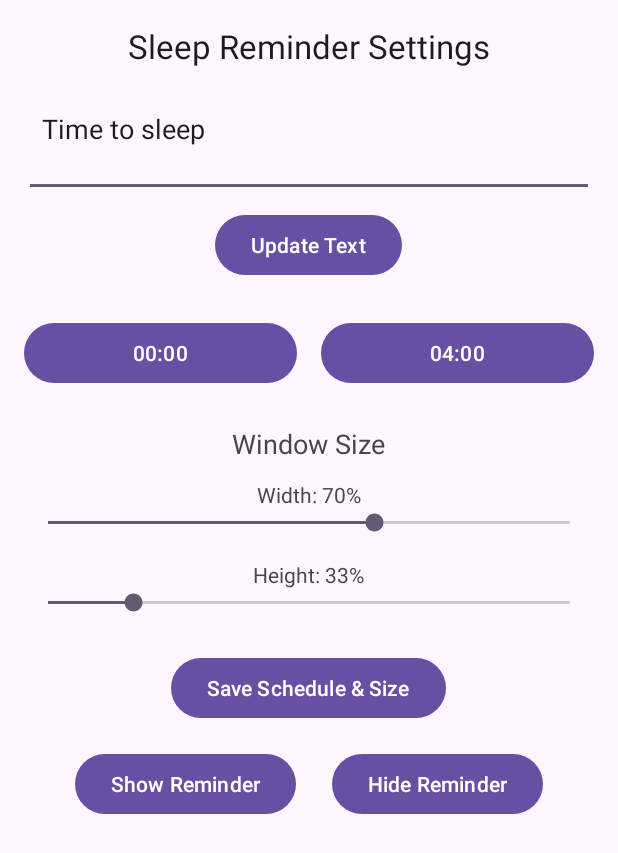
After one commit to Mihaii2/App_Blocker, an Android app: the SleepReminderSettingsActivity screen opened directly, with no data from a screen before it, on a phone screen of 412 x 824 dp. The commit adds this screen. Shown: the top 853 px of the screen. Run offline under Robolectric (Android 15) with nearby library versions, the phone set to English and light mode, and no system bars.

Commit message:
Added sleep timer

```diff
--- a/app/src/main/java/com/example/app_blocker/MainActivity.kt
+++ b/app/src/main/java/com/example/app_blocker/MainActivity.kt
@@ -100,6 +100,10 @@ class MainActivity : AppCompatActivity(), CountdownDialogFragment.CountdownDialo
             startActivity(Intent(this, HistoryActivity::class.java))
         }
 
+        findViewById<Button>(R.id.sleepReminderSettingsButton).setOnClickListener {
+            startActivity(Intent(this, SleepReminderSettingsActivity::class.java))
+        }
+
         requestIgnoreBatteryOptimizations()
         checkOverlayPermission()
         scheduleMidnightReset()
--- /dev/null
+++ b/app/src/main/java/com/example/app_blocker/SleepReminderSettingsActivity.kt
@@ -0,0 +1,232 @@
+package com.example.app_blocker
+
+import android.app.TimePickerDialog
+import android.content.Context
+import android.content.Intent
+import android.content.SharedPreferences
+import android.os.Bundle
+import android.widget.Button
+import android.widget.EditText
+import android.widget.SeekBar
+import android.widget.TextView
+import android.widget.Toast
+import androidx.appcompat.app.AppCompatActivity
+import java.util.Locale
+import kotlin.math.roundToInt
+
+class SleepReminderSettingsActivity : AppCompatActivity(), CountdownDialogFragment.CountdownDialogListener {
+
+    private lateinit var sharedPreferences: SharedPreferences
+
+    private lateinit var reminderTextInput: EditText
+    private lateinit var updateTextButton: Button
+    private lateinit var startTimeButton: Button
+    private lateinit var endTimeButton: Button
+    private lateinit var widthSeekBar: SeekBar
+    private lateinit var heightSeekBar: SeekBar
+    private lateinit var widthValueLabel: TextView
+    private lateinit var heightValueLabel: TextView
+    private lateinit var saveButton: Button
+    private lateinit var showButton: Button
+    private lateinit var hideButton: Button
+
+    private var startMinutes: Int = SleepReminderService.DEFAULT_START_MINUTES
+    private var endMinutes: Int = SleepReminderService.DEFAULT_END_MINUTES
+    private var widthFraction: Float = SleepReminderService.DEFAULT_WIDTH_FRACTION
+    private var heightFraction: Float = SleepReminderService.DEFAULT_HEIGHT_FRACTION
+
+    private var pendingSaveCountdown = false
+
+    override fun onCreate(savedInstanceState: Bundle?) {
+        super.onCreate(savedInstanceState)
+        setContentView(R.layout.activity_sleep_reminder_settings)
+
+        sharedPreferences = getSharedPreferences("AppBlockerPrefs", Context.MODE_PRIVATE)
+
+        pendingSaveCountdown = savedInstanceState?.getBoolean(STATE_PENDING_SAVE) ?: false
+
+        reminderTextInput = findViewById(R.id.sleepReminderTextInput)
+        updateTextButton = findViewById(R.id.updateSleepReminderTextButton)
+        startTimeButton = findViewById(R.id.startTimeButton)
+        endTimeButton = findViewById(R.id.endTimeButton)
+        widthSeekBar = findViewById(R.id.widthSeekBar)
+        heightSeekBar = findViewById(R.id.heightSeekBar)
+        widthValueLabel = findViewById(R.id.widthValueLabel)
+        heightValueLabel = findViewById(R.id.heightValueLabel)
+        saveButton = findViewById(R.id.saveSleepReminderButton)
+        showButton = findViewById(R.id.showSleepReminderButton)
+        hideButton = findViewById(R.id.hideSleepReminderButton)
+
+        loadCurrentValues()
+        bindInteractions()
+
+        if (supportFragmentManager.findFragmentByTag(SAVE_DIALOG_TAG) != null) {
+            pendingSaveCountdown = true
+        }
+    }
+
+    override fun onSaveInstanceState(outState: Bundle) {
+        super.onSaveInstanceState(outState)
+        outState.putBoolean(STATE_PENDING_SAVE, pendingSaveCountdown)
+    }
+
+    private fun loadCurrentValues() {
+        val text = sharedPreferences.getString(SleepReminderService.KEY_TEXT, SleepReminderService.DEFAULT_TEXT)
+            ?: SleepReminderService.DEFAULT_TEXT
+        reminderTextInput.setText(text)
+
+        startMinutes = sharedPreferences.getInt(
+            SleepReminderService.KEY_START_MINUTES,
+            SleepReminderService.DEFAULT_START_MINUTES
+        )
+        endMinutes = sharedPreferences.getInt(
+            SleepReminderService.KEY_END_MINUTES,
+            SleepReminderService.DEFAULT_END_MINUTES
+        )
+        widthFraction = sharedPreferences.getFloat(
+            SleepReminderService.KEY_WIDTH_FRACTION,
+            SleepReminderService.DEFAULT_WIDTH_FRACTION
+        )
+        heightFraction = sharedPreferences.getFloat(
+            SleepReminderService.KEY_HEIGHT_FRACTION,
+            SleepReminderService.DEFAULT_HEIGHT_FRACTION
+        )
+
+        startTimeButton.text = formatMinutes(startMinutes)
+        endTimeButton.text = formatMinutes(endMinutes)
+
+        widthSeekBar.progress = (widthFraction * 100).roundToInt()
+        heightSeekBar.progress = (heightFraction * 100).roundToInt()
+        updateSizeLabels()
+    }
+
+    private fun bindInteractions() {
+        updateTextButton.setOnClickListener {
+            val changed = saveReminderText()
+            if (changed) {
+                Toast.makeText(this, R.string.sleep_reminder_text_saved_toast, Toast.LENGTH_SHORT).show()
+                SleepReminderService.requestRefresh(this)
+            }
+        }
+
+        startTimeButton.setOnClickListener {
+            openTimePicker(startMinutes) { minutes ->
+                startMinutes = minutes
+                startTimeButton.text = formatMinutes(minutes)
+            }
+        }
+
+        endTimeButton.setOnClickListener {
+            openTimePicker(endMinutes) { minutes ->
+                endMinutes = minutes
+                endTimeButton.text = formatMinutes(minutes)
+            }
+        }
+
+        widthSeekBar.setOnSeekBarChangeListener(object : SeekBar.OnSeekBarChangeListener {
+            override fun onProgressChanged(seekBar: SeekBar?, progress: Int, fromUser: Boolean) {
+                val coerced = progress.coerceIn(20, 100)
+                widthFraction = coerced / 100f
+                if (coerced != progress) {
+                    widthSeekBar.progress = coerced
+                }
+                updateSizeLabels()
+            }
+
+            override fun onStartTrackingTouch(seekBar: SeekBar?) {}
+
+            override fun onStopTrackingTouch(seekBar: SeekBar?) {}
+        })
+
+        heightSeekBar.setOnSeekBarChangeListener(object : SeekBar.OnSeekBarChangeListener {
+            override fun onProgressChanged(seekBar: SeekBar?, progress: Int, fromUser: Boolean) {
+                val coerced = progress.coerceIn(20, 100)
+                heightFraction = coerced / 100f
+                if (coerced != progress) {
+                    heightSeekBar.progress = coerced
+                }
+                updateSizeLabels()
+            }
+
+            override fun onStartTrackingTouch(seekBar: SeekBar?) {}
+
+            override fun onStopTrackingTouch(seekBar: SeekBar?) {}
+        })
+
+        saveButton.setOnClickListener {
+            pendingSaveCountdown = true
+            val dialog = CountdownDialogFragment.newInstance(
+                getString(R.string.sleep_reminder_save_countdown_message),
+                getString(R.string.sleep_reminder_save_button)
+            )
+            dialog.show(supportFragmentManager, SAVE_DIALOG_TAG)
+        }
+
+        showButton.setOnClickListener {
+            SleepReminderService.requestRefresh(this)
+        }
+
+        hideButton.setOnClickListener {
+            stopService(Intent(this, SleepReminderService::class.java))
+        }
+    }
+
+    private fun saveReminderText(): Boolean {
+        val newText = reminderTextInput.text.toString().ifBlank { SleepReminderService.DEFAULT_TEXT }
+        val currentText = sharedPreferences.getString(SleepReminderService.KEY_TEXT, SleepReminderService.DEFAULT_TEXT)
+        if (currentText == newText) {
+            return false
+        }
+        sharedPreferences.edit().putString(SleepReminderService.KEY_TEXT, newText).apply()
+        return true
+    }
+
+    private fun openTimePicker(currentMinutes: Int, onResult: (Int) -> Unit) {
+        val hour = currentMinutes / 60
+        val minute = currentMinutes % 60
+        TimePickerDialog(this, { _, selectedHour, selectedMinute ->
+            val minutes = selectedHour * 60 + selectedMinute
+            onResult(minutes)
+        }, hour, minute, true).show()
+    }
+
+    private fun updateSizeLabels() {
+        widthValueLabel.text = getString(R.string.sleep_reminder_width_value, (widthFraction * 100).roundToInt())
+        heightValueLabel.text = getString(R.string.sleep_reminder_height_value, (heightFraction * 100).roundToInt())
+    }
+
+    private fun applyScheduleAndSizeSettings() {
+        sharedPreferences.edit()
+            .putInt(SleepReminderService.KEY_START_MINUTES, startMinutes)
+            .putInt(SleepReminderService.KEY_END_MINUTES, endMinutes)
+            .putFloat(SleepReminderService.KEY_WIDTH_FRACTION, widthFraction)
+            .putFloat(SleepReminderService.KEY_HEIGHT_FRACTION, heightFraction)
+            .apply()
+
+        SleepReminderService.requestRefresh(this)
+        Toast.makeText(this, R.string.sleep_reminder_saved_toast, Toast.LENGTH_SHORT).show()
+    }
+
+    private fun formatMinutes(minutes: Int): String {
+        val clamped = ((minutes % (24 * 60)) + (24 * 60)) % (24 * 60)
+        val hour = clamped / 60
+        val minute = clamped % 60
+        return String.format(Locale.US, "%02d:%02d", hour, minute)
+    }
+
+    override fun onDialogDismissed() {
+        pendingSaveCountdown = false
+    }
+
+    override fun onActionConfirmed() {
+        if (pendingSaveCountdown) {
+            pendingSaveCountdown = false
+            applyScheduleAndSizeSettings()
+        }
+    }
+
+    companion object {
+        private const val STATE_PENDING_SAVE = "state_pending_save"
+        private const val SAVE_DIALOG_TAG = "SleepReminderSaveCountdown"
+    }
+}
--- /dev/null
+++ b/app/src/main/res/layout/activity_sleep_reminder_settings.xml
@@ -0,0 +1,139 @@
+<?xml version="1.0" encoding="utf-8"?>
+<ScrollView xmlns:android="http://schemas.android.com/apk/res/android"
+    xmlns:tools="http://schemas.android.com/tools"
+    android:layout_width="match_parent"
+    android:layout_height="match_parent"
+    android:fillViewport="true"
+    android:padding="16dp">
+
+    <LinearLayout
+        android:layout_width="match_parent"
+        android:layout_height="wrap_content"
+        android:orientation="vertical"
+        android:gravity="center_horizontal"
+        android:paddingBottom="24dp">
+
+        <TextView
+            android:id="@+id/sleepReminderSettingsTitle"
+            android:layout_width="wrap_content"
+            android:layout_height="wrap_content"
+            android:text="@string/sleep_reminder_settings_title"
+            android:textAppearance="@style/TextAppearance.AppCompat.Large"
+            android:paddingBottom="16dp" />
+
+        <EditText
+            android:id="@+id/sleepReminderTextInput"
+            android:layout_width="match_parent"
+            android:layout_height="wrap_content"
+            android:hint="@string/sleep_reminder_text_hint"
+            android:inputType="textCapSentences|textMultiLine"
+            android:minLines="2"
+            android:maxLines="4"
+            android:gravity="top|start"
+            android:padding="12dp" />
+
+        <Button
+            android:id="@+id/updateSleepReminderTextButton"
+            android:layout_width="wrap_content"
+            android:layout_height="wrap_content"
+            android:text="@string/sleep_reminder_update_text_button"
+            android:layout_marginTop="8dp" />
+
+        <LinearLayout
+            android:layout_width="match_parent"
+            android:layout_height="wrap_content"
+            android:orientation="horizontal"
+            android:layout_marginTop="24dp"
+            android:gravity="center_vertical">
+
+            <Button
+                android:id="@+id/startTimeButton"
+                android:layout_width="0dp"
+                android:layout_height="wrap_content"
+                android:layout_weight="1"
+                android:text="@string/sleep_reminder_start_button" />
+
+            <Space
+                android:layout_width="16dp"
+                android:layout_height="0dp" />
+
+            <Button
+                android:id="@+id/endTimeButton"
+                android:layout_width="0dp"
+                android:layout_height="wrap_content"
+                android:layout_weight="1"
+                android:text="@string/sleep_reminder_end_button" />
+        </LinearLayout>
+
+        <TextView
+            android:id="@+id/sizeHeader"
+            android:layout_width="wrap_content"
+            android:layout_height="wrap_content"
+            android:text="@string/sleep_reminder_window_size_header"
+            android:textAppearance="@style/TextAppearance.AppCompat.Medium"
+            android:layout_marginTop="24dp" />
+
+        <TextView
+            android:id="@+id/widthValueLabel"
+            android:layout_width="wrap_content"
+            android:layout_height="wrap_content"
+            android:text=""
+            android:layout_marginTop="12dp"
+            tools:text="Width: 60%" />
+
+        <SeekBar
+            android:id="@+id/widthSeekBar"
+            android:layout_width="match_parent"
+            android:layout_height="wrap_content"
+            android:max="100"
+            android:min="20"
+            android:progress="60" />
+
+        <TextView
+            android:id="@+id/heightValueLabel"
+            android:layout_width="wrap_content"
+            android:layout_height="wrap_content"
+            android:text=""
+            android:layout_marginTop="16dp"
+            tools:text="Height: 20%" />
+
+        <SeekBar
+            android:id="@+id/heightSeekBar"
+            android:layout_width="match_parent"
+            android:layout_height="wrap_content"
+            android:max="100"
+            android:min="20"
+            android:progress="20" />
+
+        <Button
+            android:id="@+id/saveSleepReminderButton"
+            android:layout_width="wrap_content"
+            android:layout_height="wrap_content"
+            android:text="@string/sleep_reminder_save_button"
+            android:layout_marginTop="24dp" />
+
+        <LinearLayout
+            android:layout_width="match_parent"
+            android:layout_height="wrap_content"
+            android:orientation="horizontal"
+            android:gravity="center"
+            android:layout_marginTop="16dp">
+
+            <Button
+                android:id="@+id/showSleepReminderButton"
+                android:layout_width="wrap_content"
+                android:layout_height="wrap_content"
+                android:text="@string/sleep_reminder_show_button" />
+
+            <Space
+                android:layout_width="24dp"
+                android:layout_height="0dp" />
+
+            <Button
+                android:id="@+id/hideSleepReminderButton"
+                android:layout_width="wrap_content"
+                android:layout_height="wrap_content"
+                android:text="@string/sleep_reminder_hide_button" />
+        </LinearLayout>
+    </LinearLayout>
+</ScrollView>
--- a/app/src/main/res/values/strings.xml
+++ b/app/src/main/res/values/strings.xml
@@ -12,4 +12,21 @@
         <item>@string/history_timeframe_daily</item>
         <item>@string/history_timeframe_weekly</item>
     </string-array>
+
+    <string name="sleep_reminder_label">Sleep Reminder</string>
+    <string name="sleep_reminder_open_settings">Sleep Reminder Settings</string>
+    <string name="sleep_reminder_settings_title">Sleep Reminder Settings</string>
+    <string name="sleep_reminder_text_hint">Reminder text</string>
+    <string name="sleep_reminder_update_text_button">Update Text</string>
+    <string name="sleep_reminder_start_button">Start Time</string>
+    <string name="sleep_reminder_end_button">End Time</string>
+    <string name="sleep_reminder_window_size_header">Window Size</string>
+    <string name="sleep_reminder_width_value">Width: %1$d%%</string>
+    <string name="sleep_reminder_height_value">Height: %1$d%%</string>
+    <string name="sleep_reminder_save_button">Save Schedule &amp; Size</string>
+    <string name="sleep_reminder_show_button">Show Reminder</string>
+    <string name="sleep_reminder_hide_button">Hide Reminder</string>
+    <string name="sleep_reminder_save_countdown_message">Hold tight. We will save the new schedule and size once the timer finishes so you do not bump this by accident.</string>
+    <string name="sleep_reminder_saved_toast">Sleep reminder window updated.</string>
+    <string name="sleep_reminder_text_saved_toast">Reminder text updated.</string>
 </resources>
```
Also changed, not shown: app/src/main/AndroidManifest.xml (+9 -0 lines), app/src/main/java/com/example/app_blocker/SleepReminderService.kt (added, +278 -0 lines), app/src/main/res/drawable/sleep_reminder_background.xml (added, +11 -0 lines), app/src/main/res/layout/activity_main.xml (+12 -1 lines), app/src/main/res/layout/floating_sleep_reminder_layout.xml (added, +20 -0 lines), 3 other files.
